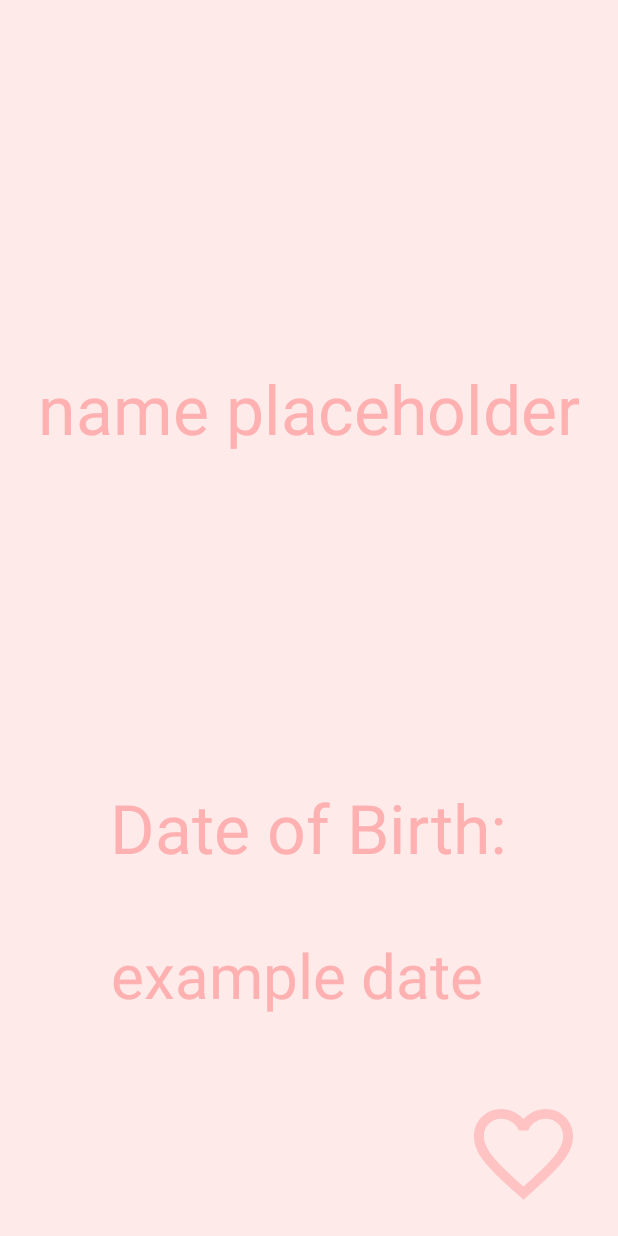
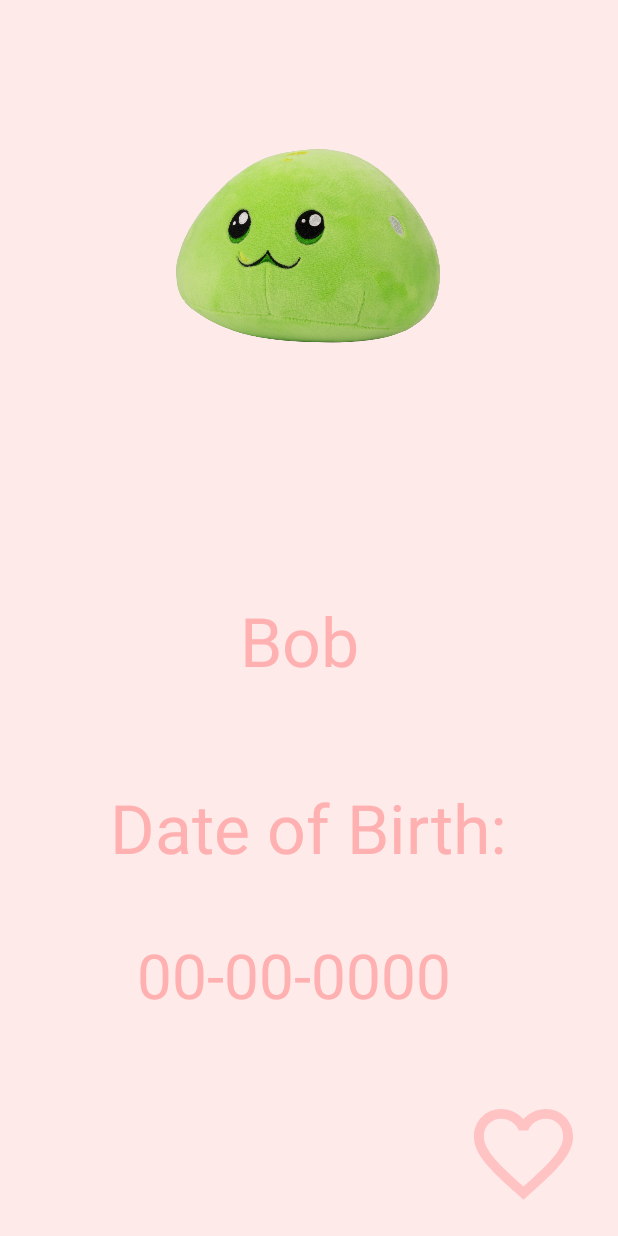
Before and after one commit to rustytoe69/FinalProjectFinal, an Android app: the StuffedAnimalDetailsFragment screen opened through its navigation route, on a phone screen of 412 x 824 dp. Run offline under Robolectric (Android 15) with nearby library versions, the phone set to English and light mode, and no system bars; our stand-ins replace navigation-ui; Roboto replaces fonts that are not available here.

Commit message:
NO ERROR BUT NOT WORKING FUNCTIONALLY

```diff
--- a/app/src/main/java/com/example/finalprojectfinal/AddStuffedAnimalFragment.kt
+++ b/app/src/main/java/com/example/finalprojectfinal/AddStuffedAnimalFragment.kt
@@ -30,7 +30,7 @@ class AddStuffedAnimalFragment : Fragment() {
         val rootView = binding.root
 
         //for current stuffedAnimal
-        val currentStuffedAnimal:StuffedAnimal = StuffedAnimal("cat","sample","00-00-0000")
+        val currentStuffedAnimal:StuffedAnimal = StuffedAnimal("other","Bob","00-00-0000")
 
         //for setting up spinner
         val stuffedAnimalArrayAdapter = ArrayAdapter.createFromResource(requireActivity(),
@@ -59,6 +59,7 @@ class AddStuffedAnimalFragment : Fragment() {
                 override fun onNothingSelected(adapterView: AdapterView<*>) {
                 }
             }
+
         //setting currentStuffedAnimalValues From Edit Texts
         currentStuffedAnimal.name = binding.nameInput.text.toString()
         currentStuffedAnimal.birthdate = binding.dateOfBirthInput.text.toString()
--- a/app/src/main/java/com/example/finalprojectfinal/StuffedAnimalAdapter.kt
+++ b/app/src/main/java/com/example/finalprojectfinal/StuffedAnimalAdapter.kt
@@ -15,7 +15,8 @@ class StuffedAnimalAdapter (val stuffedAnimalList: List<StuffedAnimal>):
     override fun onCreateViewHolder(parent: ViewGroup, viewType: Int): StuffedAnimalViewHolder {
         val binding = ListItemLayoutBinding.inflate(LayoutInflater.from(parent.context),parent,false)
         //refresh recycler view here?
-        return StuffedAnimalViewHolder(binding)    }
+        return StuffedAnimalViewHolder(binding)
+    }
 
     override fun getItemCount(): Int {
         return stuffedAnimalList.size
--- a/app/src/main/java/com/example/finalprojectfinal/StuffedAnimalDetailsFragment.kt
+++ b/app/src/main/java/com/example/finalprojectfinal/StuffedAnimalDetailsFragment.kt
@@ -25,10 +25,10 @@ class StuffedAnimalDetailsFragment : Fragment() {
         // Inflate the layout for this fragment
         _binding= FragmentStuffedAnimalDetailsBinding.inflate(inflater, container, false)
         val rootView = binding.root
-        val currentStuffedAnimal=viewModel.currentStuffedAnimal
+
         //setting ui
-        binding.dateOfBirthDateTextView.text=currentStuffedAnimal.birthdate
-        binding.nameTextView.text=currentStuffedAnimal.name
+        binding.dateOfBirthDateTextView.text=viewModel.currentStuffedAnimal.birthdate
+        binding.nameTextView.text=viewModel.currentStuffedAnimal.name
         binding.imageView.setImageResource(viewModel.currentStuffedAnimal.returnImageResourceId())
 
 
--- a/app/src/main/java/com/example/finalprojectfinal/ViewModel.kt
+++ b/app/src/main/java/com/example/finalprojectfinal/ViewModel.kt
@@ -6,7 +6,7 @@ class ViewModel:ViewModel() {
     val stuffedAnimals:MutableList<StuffedAnimal>
         get()=_stuffedAnimals
 
-    private lateinit var _currentStuffedAnimal:StuffedAnimal
+    private var _currentStuffedAnimal:StuffedAnimal = StuffedAnimal("other","Bob","00-00-0000")
     val currentStuffedAnimal:StuffedAnimal
         get()=_currentStuffedAnimal
 
--- a/app/src/main/res/layout/fragment_stuffed_animal_details.xml
+++ b/app/src/main/res/layout/fragment_stuffed_animal_details.xml
@@ -35,16 +35,15 @@
         android:id="@+id/nameTextView"
         android:layout_width="wrap_content"
         android:layout_height="wrap_content"
-        android:layout_marginTop="40dp"
-        android:layout_marginBottom="40dp"
+        android:layout_marginBottom="64dp"
         android:fontFamily="sans-serif"
         android:text="name placeholder"
         android:textColor="@color/mainText"
         android:textSize="45dp"
         app:layout_constraintBottom_toTopOf="@+id/dateOfBirthTextView"
         app:layout_constraintEnd_toEndOf="parent"
-        app:layout_constraintStart_toStartOf="parent"
-        app:layout_constraintTop_toBottomOf="@+id/imageView" />
+        app:layout_constraintHorizontal_bias="0.478"
+        app:layout_constraintStart_toStartOf="parent" />
 
     <TextView
         android:id="@+id/dateOfBirthDateTextView"
@@ -61,13 +60,15 @@
 
     <ImageView
         android:id="@+id/imageView"
-        android:layout_width="wrap_content"
-        android:layout_height="wrap_content"
+        android:layout_width="200dp"
+        android:layout_height="200dp"
         android:layout_marginTop="8dp"
+        app:layout_constraintBottom_toTopOf="@+id/nameTextView"
         app:layout_constraintEnd_toEndOf="parent"
         app:layout_constraintHorizontal_bias="0.498"
         app:layout_constraintStart_toStartOf="parent"
         app:layout_constraintTop_toTopOf="parent"
+        app:layout_constraintVertical_bias="0.222"
         tools:src="@tools:sample/avatars" />
 
 </androidx.constraintlayout.widget.ConstraintLayout>
```
